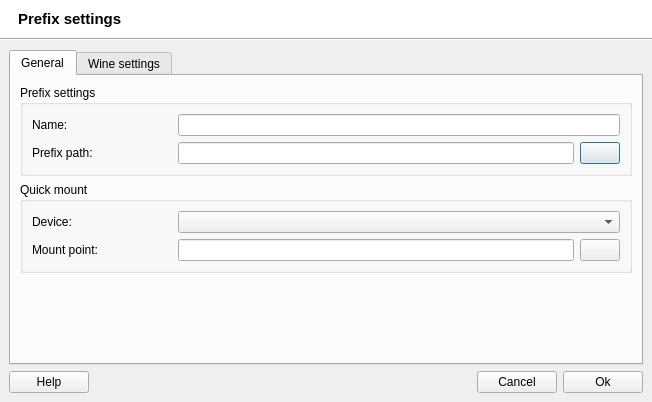
First picture: the form in src/uis/PrefixSettings.ui, repository brezerk/q4wine, before the edit.
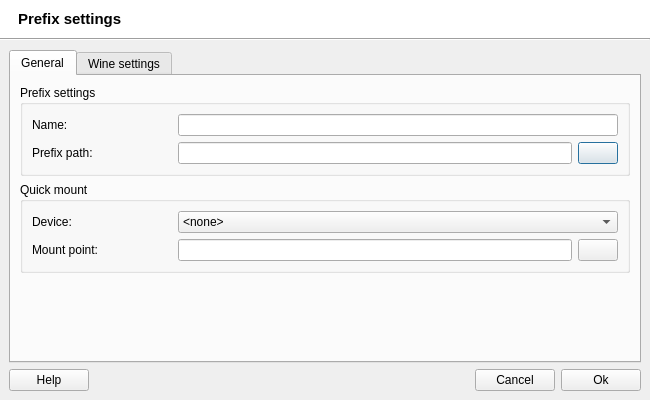
Second picture: the form after the edit. Icons and pictures are not drawn.

Patch:
```diff
--- a/src/uis/PrefixSettings.ui
+++ b/src/uis/PrefixSettings.ui
@@ -6,8 +6,8 @@
    <rect>
     <x>0</x>
     <y>0</y>
-    <width>652</width>
-    <height>402</height>
+    <width>650</width>
+    <height>400</height>
    </rect>
   </property>
   <property name="windowTitle">
@@ -327,7 +327,13 @@
                  </widget>
                 </item>
                 <item>
-                 <widget class="QComboBox" name="comboDeviceList"/>
+                 <widget class="QComboBox" name="comboDeviceList">
+                  <item>
+                   <property name="text">
+                    <string>&lt;none&gt;</string>
+                   </property>
+                  </item>
+                 </widget>
                 </item>
                </layout>
               </widget>
```
